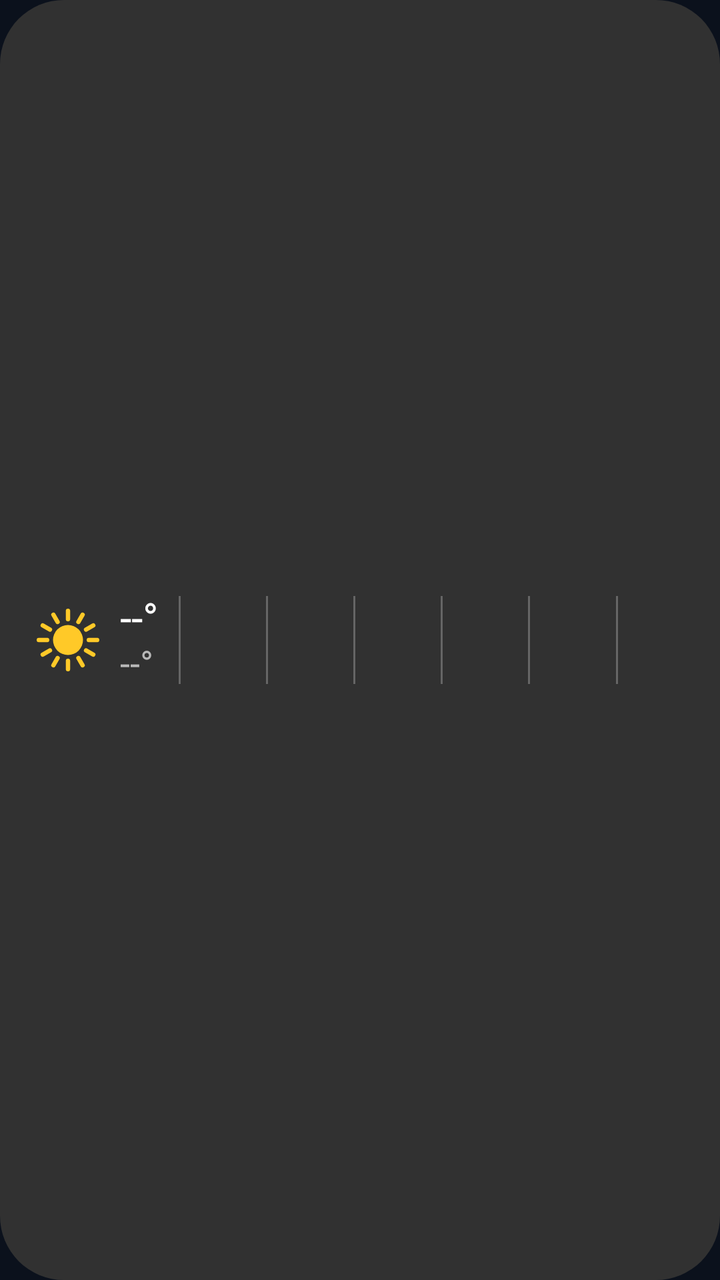
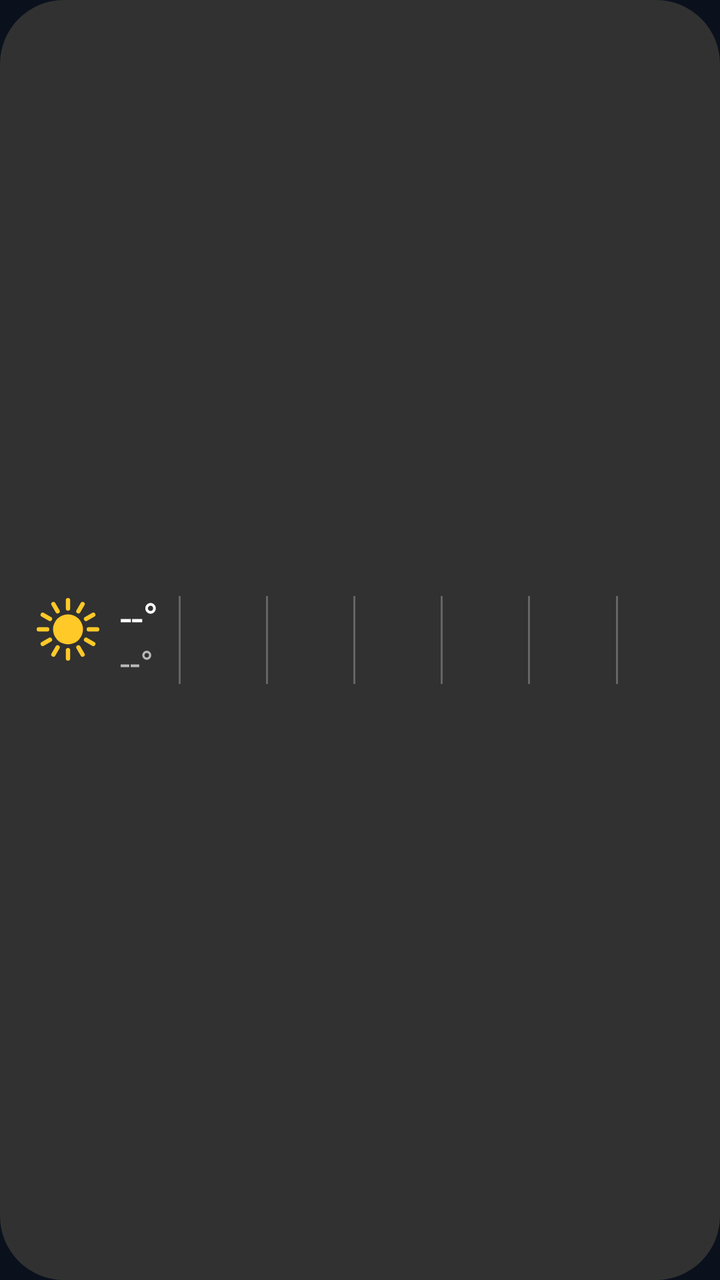

Compare the two renders of this Android layout. The source of the first and the diff that turns it into the second are given below.
<!-- AndroidManifest.xml: application theme Theme.DurhamWeather -->
<!-- res/layout/widget.xml -->
<?xml version="1.0" encoding="utf-8"?>
<LinearLayout xmlns:android="http://schemas.android.com/apk/res/android"
    android:id="@+id/root"
    android:layout_width="match_parent"
    android:layout_height="match_parent"
    android:background="@drawable/widget_bg"
    android:gravity="center_vertical"
    android:orientation="horizontal"
    android:paddingStart="14dp"
    android:paddingEnd="8dp"
    android:paddingVertical="2dp">

    <ImageView
        android:id="@+id/now_icon"
        android:layout_width="40dp"
        android:layout_height="match_parent"
        android:maxHeight="40dp"
        android:scaleType="fitCenter"
        android:src="@drawable/wx_sun"
        android:importantForAccessibility="no" />

    <LinearLayout
        android:layout_width="wrap_content"
        android:layout_height="wrap_content"
        android:layout_marginStart="6dp"
        android:layout_marginEnd="10dp"
        android:orientation="vertical">

        <TextView
            android:id="@+id/now_temp"
            android:layout_width="wrap_content"
            android:layout_height="wrap_content"
            android:includeFontPadding="false"
            android:text="--°"
            android:textColor="@color/text"
            android:textSize="21sp" />

        <TextView
            android:id="@+id/now_low"
            android:layout_width="wrap_content"
            android:layout_height="wrap_content"
            android:includeFontPadding="false"
            android:text="--°"
            android:textColor="@color/muted"
            android:textSize="18sp" />
    </LinearLayout>

        <FrameLayout
            android:id="@+id/div0"
            android:layout_width="1dp"
            android:layout_height="44dp"
            android:background="@color/divider" />

        <LinearLayout
            android:id="@+id/day0"
            android:layout_width="0dp"
            android:layout_height="match_parent"
            android:layout_weight="1"
            android:gravity="center"
            android:orientation="vertical">

            <TextView
                android:id="@+id/day0_name"
                style="@style/WidgetDayName" />

            <ImageView
                android:id="@+id/day0_icon"
                style="@style/WidgetDayIcon" />

            <TextView
                android:id="@+id/day0_temps"
                style="@style/WidgetDayTemps" />
        </LinearLayout>

        <FrameLayout
            android:id="@+id/div1"
            android:layout_width="1dp"
            android:layout_height="44dp"
            android:background="@color/divider" />

        <LinearLayout
            android:id="@+id/day1"
            android:layout_width="0dp"
            android:layout_height="match_parent"
            android:layout_weight="1"
            android:gravity="center"
            android:orientation="vertical">

            <TextView
                android:id="@+id/day1_name"
                style="@style/WidgetDayName" />

            <ImageView
                android:id="@+id/day1_icon"
                style="@style/WidgetDayIcon" />

            <TextView
                android:id="@+id/day1_temps"
                style="@style/WidgetDayTemps" />
        </LinearLayout>

        <FrameLayout
            android:id="@+id/div2"
            android:layout_width="1dp"
            android:layout_height="44dp"
            android:background="@color/divider" />

        <LinearLayout
            android:id="@+id/day2"
            android:layout_width="0dp"
            android:layout_height="match_parent"
            android:layout_weight="1"
            android:gravity="center"
            android:orientation="vertical">

            <TextView
                android:id="@+id/day2_name"
                style="@style/WidgetDayName" />

            <ImageView
                android:id="@+id/day2_icon"
                style="@style/WidgetDayIcon" />

            <TextView
                android:id="@+id/day2_temps"
                style="@style/WidgetDayTemps" />
        </LinearLayout>

        <FrameLayout
            android:id="@+id/div3"
            android:layout_width="1dp"
            android:layout_height="44dp"
            android:background="@color/divider" />

        <LinearLayout
            android:id="@+id/day3"
            android:layout_width="0dp"
            android:layout_height="match_parent"
            android:layout_weight="1"
            android:gravity="center"
            android:orientation="vertical">

            <TextView
                android:id="@+id/day3_name"
                style="@style/WidgetDayName" />

            <ImageView
                android:id="@+id/day3_icon"
                style="@style/WidgetDayIcon" />

            <TextView
                android:id="@+id/day3_temps"
                style="@style/WidgetDayTemps" />
        </LinearLayout>

        <FrameLayout
            android:id="@+id/div4"
            android:layout_width="1dp"
            android:layout_height="44dp"
            android:background="@color/divider" />

        <LinearLayout
            android:id="@+id/day4"
            android:layout_width="0dp"
            android:layout_height="match_parent"
            android:layout_weight="1"
            android:gravity="center"
            android:orientation="vertical">

            <TextView
                android:id="@+id/day4_name"
                style="@style/WidgetDayName" />

            <ImageView
                android:id="@+id/day4_icon"
                style="@style/WidgetDayIcon" />

            <TextView
                android:id="@+id/day4_temps"
                style="@style/WidgetDayTemps" />
        </LinearLayout>

        <FrameLayout
            android:id="@+id/div5"
            android:layout_width="1dp"
            android:layout_height="44dp"
            android:background="@color/divider" />

        <LinearLayout
            android:id="@+id/day5"
            android:layout_width="0dp"
            android:layout_height="match_parent"
            android:layout_weight="1"
            android:gravity="center"
            android:orientation="vertical">

            <TextView
                android:id="@+id/day5_name"
                style="@style/WidgetDayName" />

            <ImageView
                android:id="@+id/day5_icon"
                style="@style/WidgetDayIcon" />

            <TextView
                android:id="@+id/day5_temps"
                style="@style/WidgetDayTemps" />
        </LinearLayout>

</LinearLayout>
<!-- resources referenced by this layout -->
<resources>
  <color name="divider">#40FFFFFF</color>
  <color name="muted">#B8B8B8</color>
  <color name="text">#FFFFFF</color>
  <!-- drawable widget_bg (drawable) -->
  <?xml version="1.0" encoding="utf-8"?>
  <shape xmlns:android="http://schemas.android.com/apk/res/android" android:shape="rectangle">
      <solid android:color="@color/widget_bg" />
      <corners android:radius="32dp" />
  </shape>
  <!-- drawable wx_sun (drawable) -->
  <vector xmlns:android="http://schemas.android.com/apk/res/android" android:width="48dp" android:height="48dp" android:viewportWidth="48" android:viewportHeight="48"><path android:strokeColor="#FFC928" android:strokeWidth="2.6" android:strokeLineCap="round" android:pathData="M24.00,11.50L24.00,6.50M30.25,13.17L32.75,8.84M34.83,17.75L39.16,15.25M36.50,24.00L41.50,24.00M34.83,30.25L39.16,32.75M30.25,34.83L32.75,39.16M24.00,36.50L24.00,41.50M17.75,34.83L15.25,39.16M13.17,30.25L8.84,32.75M11.50,24.00L6.50,24.00M13.17,17.75L8.84,15.25M17.75,13.17L15.25,8.84"/><path android:fillColor="#FFC928" android:pathData="M15,24a9,9 0 1,0 18,0a9,9 0 1,0 -18,0z"/></vector>
  <style name="WidgetDayIcon">
          <item name="android:layout_width">30dp</item>
          <item name="android:layout_height">0dp</item>
          <item name="android:layout_weight">1</item>
          <item name="android:maxHeight">30dp</item>
          <item name="android:scaleType">fitCenter</item>
          <item name="android:layout_marginVertical">1dp</item>
          <item name="android:importantForAccessibility">no</item>
      </style>
  <style name="WidgetDayName">
          <item name="android:layout_width">wrap_content</item>
          <item name="android:layout_height">wrap_content</item>
          <item name="android:includeFontPadding">false</item>
          <item name="android:textColor">@color/day_name</item>
          <item name="android:textSize">12sp</item>
          <item name="android:textStyle">bold</item>
      </style>
  <style name="WidgetDayTemps">
          <item name="android:layout_width">match_parent</item>
          <item name="android:layout_height">15dp</item>
          <item name="android:gravity">center</item>
          <item name="android:includeFontPadding">false</item>
          <item name="android:maxLines">1</item>
          <item name="android:textColor">@color/muted</item>
          <item name="android:autoSizeTextType">uniform</item>
          <item name="android:autoSizeMinTextSize">8sp</item>
          <item name="android:autoSizeMaxTextSize">13sp</item>
          <item name="android:autoSizeStepGranularity">0.5sp</item>
      </style>
  <style name="Theme.DurhamWeather" parent="android:Theme.Material.NoActionBar">
          <item name="android:windowBackground">@color/sky</item>
          <item name="android:statusBarColor">@color/sky</item>
          <item name="android:navigationBarColor">@color/sky</item>
      </style>
  <color name="widget_bg">#F2333333</color>
  <color name="day_name">#D6D6D6</color>
  <color name="sky">#0B111C</color>
</resources>

<!-- the commit's change to res/layout/widget.xml (unified diff, before → after) -->
@@ -10,14 +10,31 @@
     android:paddingEnd="8dp"
     android:paddingVertical="2dp">
 
-    <ImageView
-        android:id="@+id/now_icon"
+    <LinearLayout
         android:layout_width="40dp"
         android:layout_height="match_parent"
-        android:maxHeight="40dp"
-        android:scaleType="fitCenter"
-        android:src="@drawable/wx_sun"
-        android:importantForAccessibility="no" />
+        android:gravity="center"
+        android:orientation="vertical">
+
+        <ImageView
+            android:id="@+id/now_icon"
+            android:layout_width="40dp"
+            android:layout_height="0dp"
+            android:layout_weight="1"
+            android:maxHeight="40dp"
+            android:scaleType="fitCenter"
+            android:src="@drawable/wx_sun"
+            android:importantForAccessibility="no" />
+
+        <TextView
+            android:id="@+id/now_updated"
+            android:layout_width="wrap_content"
+            android:layout_height="wrap_content"
+            android:includeFontPadding="false"
+            android:maxLines="1"
+            android:textColor="@color/muted"
+            android:textSize="9sp" />
+    </LinearLayout>
 
     <LinearLayout
         android:layout_width="wrap_content"
